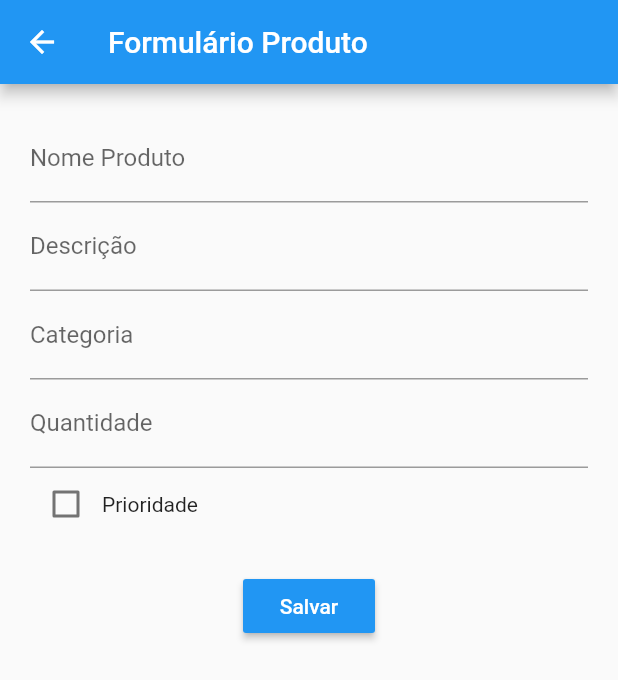
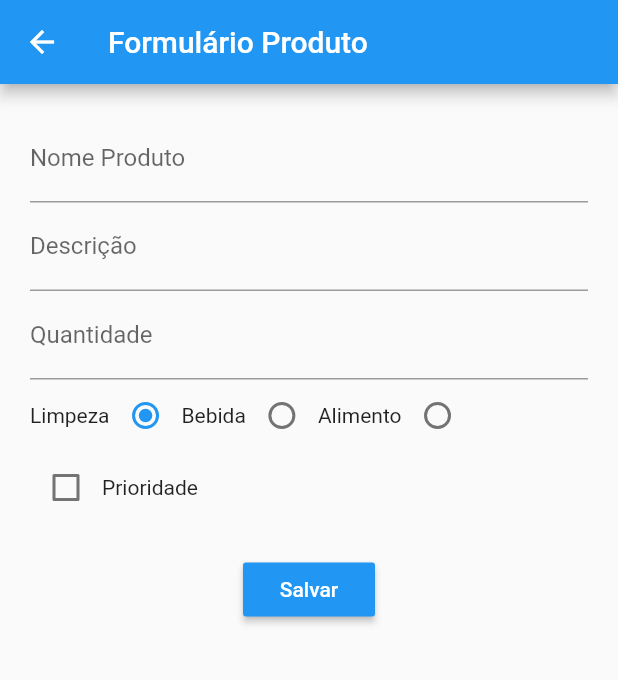
Before and after one commit to jamil2gomes/projetoFlutter, a Flutter app: the FormPage screen opened directly, on a phone screen of 412 x 824 dp. Shown: the top 680 px of the screen. Run offline on Flutter 3.47's test engine with Material 2 defaults, Android fonts, the phone set to English and light mode, and no system bars; our stand-ins replace sqflite; accounts and stored records are empty.

Commit message:
ultimo commit

```diff
--- a/projeto_estoque/lib/modelo/produto.dart
+++ b/projeto_estoque/lib/modelo/produto.dart
@@ -2,7 +2,7 @@ class Produto {
   int id;
   String nome;
   String descricao;
-  String categoria;
+  int categoria;
   int quantidade;
   bool prioridade;
 
--- a/projeto_estoque/lib/paginas/pageform.dart
+++ b/projeto_estoque/lib/paginas/pageform.dart
@@ -25,9 +25,12 @@ class _FormPageState extends State<FormPage> {
   final _cat = TextEditingController();
   final _prio = TextEditingController();
 
+  int selectedRadio;
+
   @override
   void initState() {
     super.initState();
+    selectedRadio = 0;
 
     if (widget.prod == null) {
       produto = Produto();
@@ -35,11 +38,17 @@ class _FormPageState extends State<FormPage> {
       produto = Produto.fromJson(widget.prod.toJson());
 
       _nome.text = produto.nome;
-      _cat.text = produto.categoria;
+      _cat.text = produto.categoria.toString();
       _desc.text = produto.descricao;
       _qtd.text = produto.quantidade.toString();
       _prio.text = produto.prioridade.toString();
     }
+  }
+
+  _setSelectedRadio(int val) {
+    setState(() {
+      selectedRadio = val;
+    });
   }
 
   bool _isPrioridade = false;
@@ -91,15 +100,6 @@ class _FormPageState extends State<FormPage> {
                   onSaved: (input) => produto.descricao = input,
                 ),
                 TextFormField(
-                  controller: _cat,
-                  keyboardType: TextInputType.text,
-                  decoration: InputDecoration(
-                      labelText: 'Categoria', hintText: 'Limpeza'),
-                  validator: (input) =>
-                      input.length < 3 ? 'Digite uma categoria válida' : null,
-                  onSaved: (input) => produto.categoria = input,
-                ),
-                TextFormField(
                   controller: _qtd,
                   keyboardType: TextInputType.number,
                   decoration: InputDecoration(labelText: 'Quantidade'),
@@ -107,28 +107,37 @@ class _FormPageState extends State<FormPage> {
                       input.length <= 0 ? 'Digite uma quantidade válida' : null,
                   onSaved: (input) => produto.quantidade = int.parse(input),
                 ),
-                // Row(
-                //   children: <Widget>[
-                //     Text('Masculino'),
-                //     Radio(
-                //       value: 0,
-                //       groupValue: selectedRadio,
-                //       onChanged: (int val) {
-                //         _setSelectedRadio(val);
-                //         usuario.sexo = selectedRadio;
-                //       },
-                //     ),
-                //     Text('Feminino'),
-                //     Radio(
-                //       value: 1,
-                //       groupValue: selectedRadio,
-                //       onChanged: (val) {
-                //         _setSelectedRadio(val);
-                //         usuario.sexo = selectedRadio;
-                //       },
-                //     ),
-                //   ],
-                // ),
+                Row(
+                  children: <Widget>[
+                    Text('Limpeza'),
+                    Radio(
+                      value: 0,
+                      groupValue: selectedRadio,
+                      onChanged: (int val) {
+                        _setSelectedRadio(val);
+                        produto.categoria = selectedRadio;
+                      },
+                    ),
+                    Text('Bebida'),
+                    Radio(
+                      value: 1,
+                      groupValue: selectedRadio,
+                      onChanged: (val) {
+                        _setSelectedRadio(val);
+                        produto.categoria = selectedRadio;
+                      },
+                    ),
+                    Text('Alimento'),
+                    Radio(
+                      value: 1,
+                      groupValue: selectedRadio,
+                      onChanged: (val) {
+                        _setSelectedRadio(val);
+                        produto.categoria = selectedRadio;
+                      },
+                    ),
+                  ],
+                ),
                 Row(
                   children: <Widget>[
                     Checkbox(
@@ -148,14 +157,17 @@ class _FormPageState extends State<FormPage> {
                       style: new TextStyle(color: Colors.white),
                     ),
                     onPressed: () {
-                      submit()
-                          ? texto = "Produto salvo com sucesso"
-                          : texto = "Erro ao salvar Produto";
+                      if (submit()) {
+                        texto = "Produto salvo com sucesso";
+                        showSnackBar(texto);
+                        Navigator.push(context,
+                            MaterialPageRoute(builder: (context) {
+                          return PageListaProd();
+                        }));
+                      }
+
+                      texto = "Erro ao salvar Produto";
                       showSnackBar(texto);
-                      Navigator.push(context,
-                          MaterialPageRoute(builder: (context) {
-                        return PageListaProd();
-                      }));
                     },
                     color: Colors.blue,
                   ),
--- a/projeto_estoque/pubspec.yaml
+++ b/projeto_estoque/pubspec.yaml
@@ -46,6 +46,7 @@ flutter:
   # To add assets to your application, add an assets section, like this:
   assets:
    - assets/images/productcheck.png
+   - assets/images/produto.png
 
   # An image asset can refer to one or more resolution-specific "variants", see
   # https://flutter.dev/assets-and-images/#resolution-aware.
```
Also changed, not shown: projeto_estoque/lib/helpers/databaseHelper.dart (+4 -3 lines), projeto_estoque/lib/paginas/pagelistaprod.dart (+5 -5 lines).
